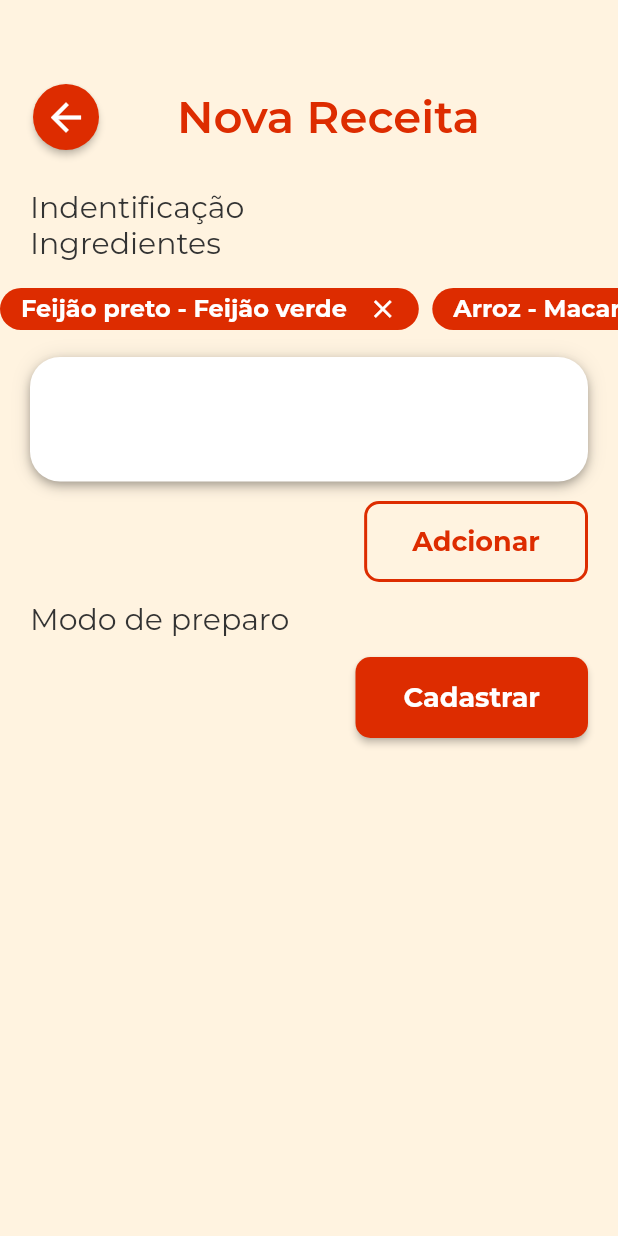
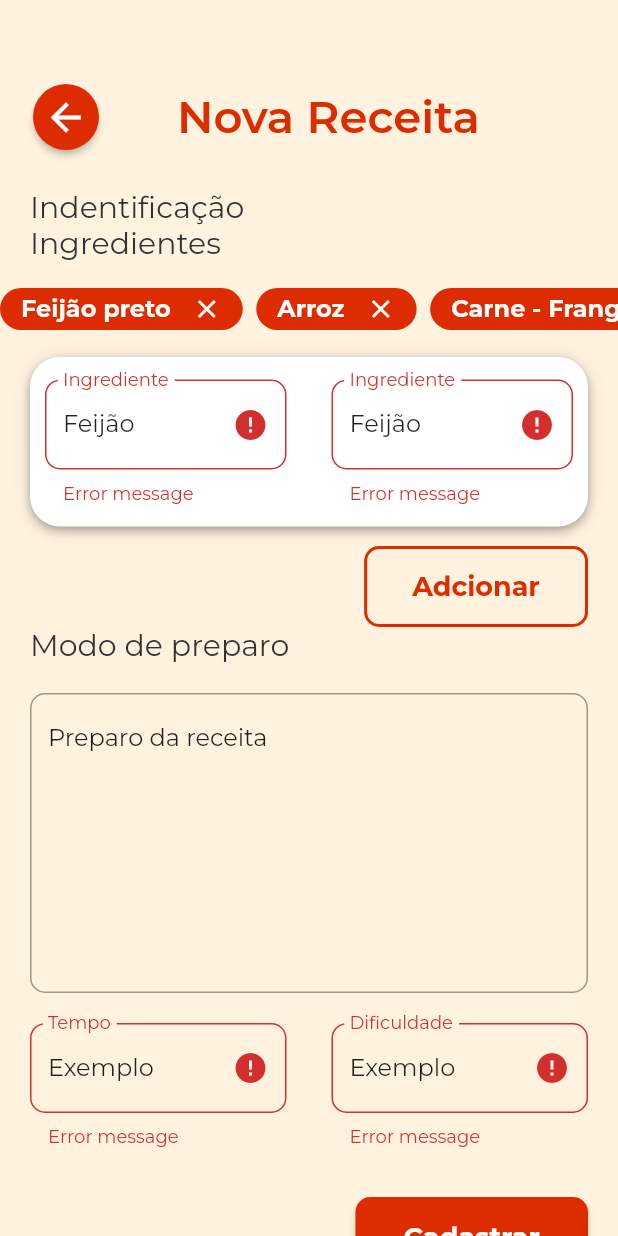
Before and after one commit to ozielalves/fastrecipes, a Flutter app: the screen it shows after launch, after a tap on "Quero começar", on a phone screen of 412 x 824 dp. Run offline on Flutter 3.47's test engine with Material 2 defaults, Android fonts, the phone set to English and light mode, and no system bars; our stand-ins replace flutter_svg, google_fonts.

Commit message:
Add TextFields

```diff
--- a/lib/main.dart
+++ b/lib/main.dart
@@ -10,10 +10,10 @@ void main() {
 class MyApp extends StatelessWidget {
   @override
   Widget build(BuildContext context) {
-    SystemChrome.setSystemUIOverlayStyle(SystemUiOverlayStyle(
+    /* SystemChrome.setSystemUIOverlayStyle(SystemUiOverlayStyle(
       systemNavigationBarColor: Colors.black38, // navigation bar color
-      /* statusBarColor: Colors.transparent  */ // status bar color
-    ));
+      statusBarColor: Colors.transparent  // status bar color
+    )); */
     return MaterialApp(
       debugShowCheckedModeBanner: false,
       theme: ThemeData(
--- a/lib/screens/homepage.dart
+++ b/lib/screens/homepage.dart
@@ -33,7 +33,7 @@ class HomePage extends StatelessWidget {
                   mainAxisAlignment: MainAxisAlignment.start,
                   children: [
                     Container(
-                      margin: EdgeInsets.fromLTRB(57.0, 62.0, 33.0, 38.0),
+                      margin: EdgeInsets.fromLTRB(46.0, 62.0, 33.0, 38.0),
                       child: Column(
                         crossAxisAlignment: CrossAxisAlignment.start,
                         children: [
@@ -71,7 +71,7 @@ class HomePage extends StatelessWidget {
                     ),
                     Container(
                       margin: EdgeInsets.only(
-                        left: 30.0,
+                        left: 25.0,
                       ),
                       child: SvgPicture.asset(
                         'assets/images/people_having_fun.svg',
@@ -80,7 +80,7 @@ class HomePage extends StatelessWidget {
                     Expanded(
                         child: Container(
                       alignment: Alignment.bottomCenter,
-                      margin: EdgeInsets.fromLTRB(57.0, 0, 33.0, 62.0),
+                      margin: EdgeInsets.fromLTRB(46.0, 0, 33.0, 62.0),
                       child: ActionButton(
                           text: 'Quero começar',
                           textColor: Colors.white,
--- a/lib/screens/recipe_register.dart
+++ b/lib/screens/recipe_register.dart
@@ -1,6 +1,5 @@
 import 'package:fastrecipes/models/recipe.dart';
 import 'package:flutter/material.dart';
-import 'package:flutter_svg/flutter_svg.dart';
 import 'package:fastrecipes/widgets/widgets.dart';
 
 class RecipeRegister extends StatefulWidget {
@@ -10,8 +9,8 @@ class RecipeRegister extends StatefulWidget {
 
 class _RecipeRegisterState extends State<RecipeRegister> {
   List<Igredient> igredients = [
-    Igredient(1, Food(1, 'Feijão preto'), Food(2, 'Feijão verde')),
-    Igredient(2, Food(3, 'Arroz'), Food(4, 'Macarrão')),
+    Igredient(1, Food(1, 'Feijão preto'), null),
+    Igredient(2, Food(3, 'Arroz'), null),
     Igredient(3, Food(5, 'Carne'), Food(6, 'Frango')),
     Igredient(4, Food(7, 'Acabate'), Food(8, 'Morango')),
     Igredient(5, Food(9, 'Cebola'), Food(10, 'Tomate')),
@@ -108,7 +107,10 @@ class _RecipeRegisterState extends State<RecipeRegister> {
                         child: Row(
                           mainAxisSize: MainAxisSize.min,
                           children: <Widget>[
-                            Text('${i.food.name} - ${i.foodSubstitute.name}',
+                            Text(
+                                i.foodSubstitute != null
+                                    ? '${i.food.name} - ${i.foodSubstitute.name}'
+                                    : '${i.food.name}',
                                 style: TextStyle(
                                     fontSize: 16.0,
                                     fontWeight: FontWeight.w700,
@@ -132,18 +134,52 @@ class _RecipeRegisterState extends State<RecipeRegister> {
                 ),
               ),
               Container(
-                height: 83,
-                width: 374,
+                padding: EdgeInsets.symmetric(vertical: 15, horizontal: 10),
                 margin: EdgeInsets.symmetric(horizontal: 20),
                 decoration: BoxDecoration(
                   color: Colors.white,
                   borderRadius: BorderRadius.circular(20),
                   boxShadow: kElevationToShadow[4],
                 ),
-                child: null,
+                child: Row(
+                  mainAxisAlignment: MainAxisAlignment.center,
+                  children: [
+                    Flexible(
+                      child: TextFormField(
+                        initialValue: 'Feijão',
+                        decoration: InputDecoration(
+                          focusColor: Color(0xFF7B7B7B),
+                          labelText: 'Ingrediente',
+                          errorText: 'Error message',
+                          border: OutlineInputBorder(
+                              borderRadius: BorderRadius.circular(10)),
+                          suffixIcon: Icon(
+                            Icons.error,
+                          ),
+                        ),
+                      ),
+                    ),
+                    SizedBox(width: 30),
+                    Flexible(
+                      child: TextFormField(
+                        initialValue: 'Feijão',
+                        decoration: InputDecoration(
+                          focusColor: Color(0xFF7B7B7B),
+                          labelText: 'Ingrediente',
+                          errorText: 'Error message',
+                          border: OutlineInputBorder(
+                              borderRadius: BorderRadius.circular(10)),
+                          suffixIcon: Icon(
+                            Icons.error,
+                          ),
+                        ),
+                      ),
+                    ),
+                  ],
+                ),
               ),
               Container(
-                margin: EdgeInsets.symmetric(horizontal: 20, vertical: 13),
+                margin: EdgeInsets.only(right: 20, left: 20, top: 13),
                 child: Row(
                   mainAxisAlignment: MainAxisAlignment.end,
                   children: [
@@ -161,6 +197,7 @@ class _RecipeRegisterState extends State<RecipeRegister> {
               Container(
                 margin: EdgeInsets.symmetric(horizontal: 20),
                 child: Column(
+                  crossAxisAlignment: CrossAxisAlignment.start,
                   children: [
                     Text('Modo de preparo',
                         style: TextStyle(
@@ -168,10 +205,61 @@ class _RecipeRegisterState extends State<RecipeRegister> {
                             fontWeight: FontWeight.w400,
                             fontStyle: FontStyle.normal,
                             color: Color(0xFF333333))),
+                    Container(
+                      margin: EdgeInsets.only(top: 20),
+                      child: Flexible(
+                        child: TextFormField(
+                          maxLines: 8,
+                          initialValue: 'Preparo da receita',
+                          decoration: InputDecoration(
+                            focusColor: Color(0xFF7B7B7B),
+                            border: OutlineInputBorder(
+                                borderRadius: BorderRadius.circular(10)),
+                          ),
+                        ),
+                      ),
+                    ),
                   ],
                 ),
               ),
-              // TEXT AREA
+              Container(
+                margin: EdgeInsets.symmetric(horizontal: 20, vertical: 20),
+                child: Row(
+                  children: [
+                    Flexible(
+                      child: TextFormField(
+                        initialValue: 'Exemplo',
+                        decoration: InputDecoration(
+                          focusColor: Color(0xFF7B7B7B),
+                          labelText: 'Tempo',
+                          errorText: 'Error message',
+                          border: OutlineInputBorder(
+                              borderRadius: BorderRadius.circular(10)),
+                          suffixIcon: Icon(
+                            Icons.error,
+                          ),
+                        ),
+                      ),
+                    ),
+                    SizedBox(width: 30),
+                    Flexible(
+                      child: TextFormField(
+                        initialValue: 'Exemplo',
+                        decoration: InputDecoration(
+                          focusColor: Color(0xFF7B7B7B),
+                          labelText: 'Dificuldade',
+                          errorText: 'Error message',
+                          border: OutlineInputBorder(
+                              borderRadius: BorderRadius.circular(10)),
+                          suffixIcon: Icon(
+                            Icons.error,
+                          ),
+                        ),
+                      ),
+                    ),
+                  ],
+                ),
+              ),
               Container(
                 margin: EdgeInsets.symmetric(horizontal: 20, vertical: 13),
                 child: Row(
@@ -186,7 +274,7 @@ class _RecipeRegisterState extends State<RecipeRegister> {
                         }),
                   ],
                 ),
-              ),
+              )
             ],
           ),
         ),
```
